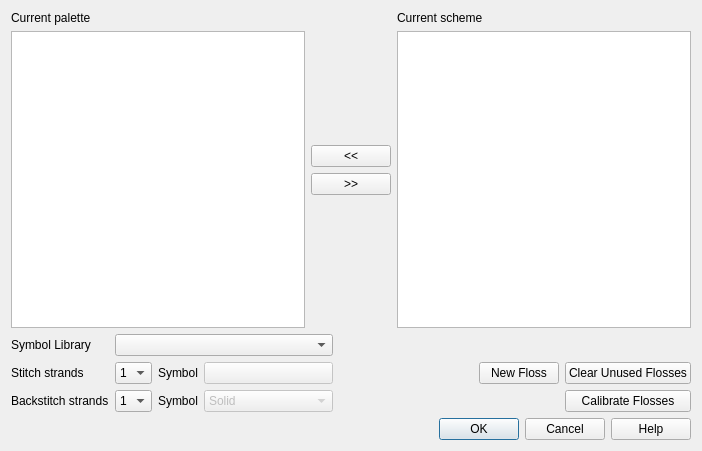
Qt form ui/PaletteManager.ui (KDE/kxstitch) before a commit.
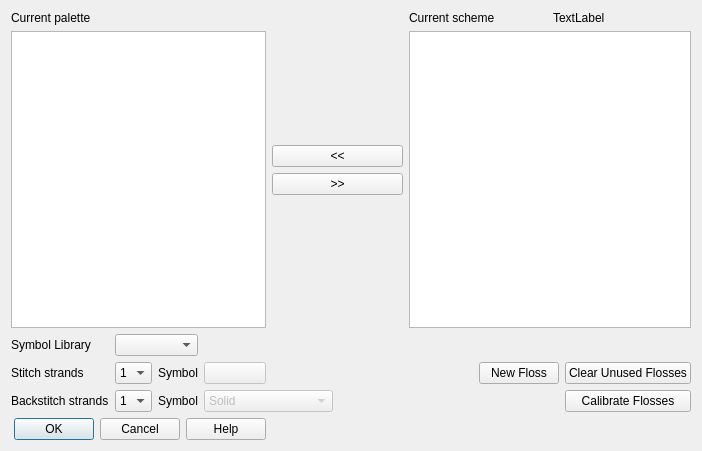
The same form after that commit. Custom widgets are drawn as their Qt base class.

Commit message: Show the name of the current scheme in the palette manager dialog

The edit to the form file:
```diff
--- a/ui/PaletteManager.ui
+++ b/ui/PaletteManager.ui
@@ -14,9 +14,7 @@
    <string>Palette Manager</string>
   </property>
   <layout class="QGridLayout" name="gridLayout">
-   <item row="0" column="0" colspan="6">
-    <layout class="QHBoxLayout" name="horizontalLayout">
-     <item>
+   <item row="0" column="0" rowspan="2" colspan="4">
       <layout class="QVBoxLayout" name="verticalLayout_2">
        <item>
         <widget class="QLabel" name="label">
@@ -30,7 +28,7 @@
        </item>
       </layout>
      </item>
-     <item>
+   <item row="0" column="4" rowspan="2" colspan="2">
       <layout class="QVBoxLayout" name="verticalLayout">
        <item>
         <spacer name="verticalSpacer">
@@ -74,8 +72,8 @@
        </item>
       </layout>
      </item>
-     <item>
-      <layout class="QVBoxLayout" name="verticalLayout_3">
+   <item row="0" column="6" colspan="2">
+    <layout class="QHBoxLayout" name="horizontalLayout">
        <item>
         <widget class="QLabel" name="label_2">
          <property name="text">
@@ -84,30 +82,35 @@
         </widget>
        </item>
        <item>
+      <widget class="QLabel" name="CurrentScheme">
+       <property name="text">
+        <string>TextLabel</string>
+       </property>
+      </widget>
+     </item>
+    </layout>
+   </item>
+   <item row="1" column="6" colspan="2">
         <widget class="QListWidget" name="ColorList"/>
        </item>
-      </layout>
-     </item>
-    </layout>
-   </item>
-   <item row="1" column="0">
+   <item row="2" column="0">
     <widget class="QLabel" name="label_7">
      <property name="text">
       <string>Symbol Library</string>
      </property>
     </widget>
    </item>
-   <item row="1" column="1" colspan="3">
+   <item row="2" column="1" colspan="2">
     <widget class="KComboBox" name="SymbolLibrary"/>
    </item>
-   <item row="2" column="0">
+   <item row="3" column="0">
     <widget class="QLabel" name="label_3">
      <property name="text">
       <string>Stitch strands</string>
      </property>
     </widget>
    </item>
-   <item row="2" column="1">
+   <item row="3" column="1">
     <widget class="KComboBox" name="StitchStrands">
      <item>
       <property name="text">
@@ -141,14 +144,14 @@
      </item>
     </widget>
    </item>
-   <item row="2" column="2">
+   <item row="3" column="2">
     <widget class="QLabel" name="label_5">
      <property name="text">
       <string>Symbol</string>
      </property>
     </widget>
    </item>
-   <item row="2" column="3">
+   <item row="3" column="3">
     <widget class="QPushButton" name="StitchSymbol">
      <property name="enabled">
       <bool>false</bool>
@@ -158,7 +161,7 @@
      </property>
     </widget>
    </item>
-   <item row="2" column="4">
+   <item row="3" column="5" colspan="2">
     <spacer name="horizontalSpacer">
      <property name="orientation">
       <enum>Qt::Horizontal</enum>
@@ -171,7 +174,7 @@
      </property>
     </spacer>
    </item>
-   <item row="2" column="5" rowspan="2">
+   <item row="3" column="7" rowspan="2">
     <layout class="QGridLayout" name="gridLayout_2">
      <item row="0" column="0">
       <widget class="QPushButton" name="NewFloss">
@@ -196,14 +199,14 @@
      </item>
     </layout>
    </item>
-   <item row="3" column="0">
+   <item row="4" column="0">
     <widget class="QLabel" name="label_4">
      <property name="text">
       <string>Backstitch strands</string>
      </property>
     </widget>
    </item>
-   <item row="3" column="1">
+   <item row="4" column="1">
     <widget class="KComboBox" name="BackstitchStrands">
      <item>
       <property name="text">
@@ -237,14 +240,14 @@
      </item>
     </widget>
    </item>
-   <item row="3" column="2">
+   <item row="4" column="2">
     <widget class="QLabel" name="label_6">
      <property name="text">
       <string>Symbol</string>
      </property>
     </widget>
    </item>
-   <item row="3" column="3">
+   <item row="4" column="3" colspan="2">
     <widget class="KComboBox" name="BackstitchSymbol">
      <property name="enabled">
       <bool>false</bool>
@@ -276,7 +279,7 @@
      </item>
     </widget>
    </item>
-   <item row="4" column="0" colspan="6">
+   <item row="5" column="0" colspan="4">
     <widget class="QDialogButtonBox" name="DialogButtonBox">
      <property name="standardButtons">
       <set>QDialogButtonBox::Cancel|QDialogButtonBox::Help|QDialogButtonBox::Ok</set>
```
Lines whose indentation alone changed are shown as unchanged. The commit also changes 1 other file.
